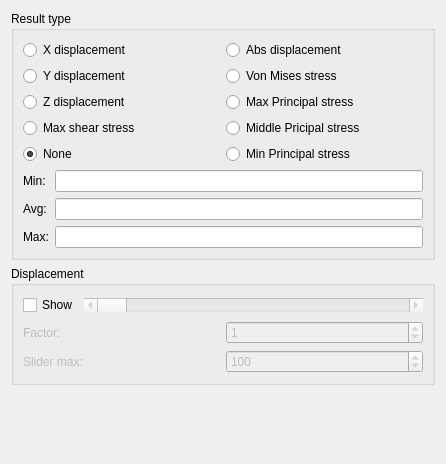
First picture: the form in src/Mod/Fem/TaskPanelShowDisplacement.ui, repository makkemal/FreeCAD, before the edit.
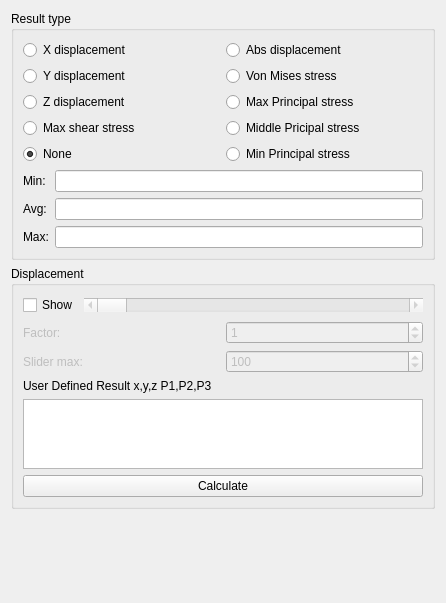
Second picture: the form after the edit. Custom widgets are drawn as their Qt base class.

Commit message: FEM: User defined result

```diff
--- a/src/Mod/Fem/TaskPanelShowDisplacement.ui
+++ b/src/Mod/Fem/TaskPanelShowDisplacement.ui
@@ -7,7 +7,7 @@
     <x>0</x>
     <y>0</y>
     <width>446</width>
-    <height>464</height>
+    <height>603</height>
    </rect>
   </property>
   <property name="windowTitle">
@@ -259,6 +259,27 @@
           </item>
          </layout>
         </item>
+        <item>
+         <widget class="QLabel" name="user_def_text">
+          <property name="text">
+           <string>User Defined Result x,y,z P1,P2,P3</string>
+          </property>
+         </widget>
+        </item>
+        <item>
+         <widget class="QPlainTextEdit" name="user_def_eq">
+          <property name="plainText">
+           <string/>
+          </property>
+         </widget>
+        </item>
+        <item>
+         <widget class="QPushButton" name="calculate">
+          <property name="text">
+           <string>Calculate</string>
+          </property>
+         </widget>
+        </item>
        </layout>
       </widget>
      </item>
```
The commit also changes 1 other file.
